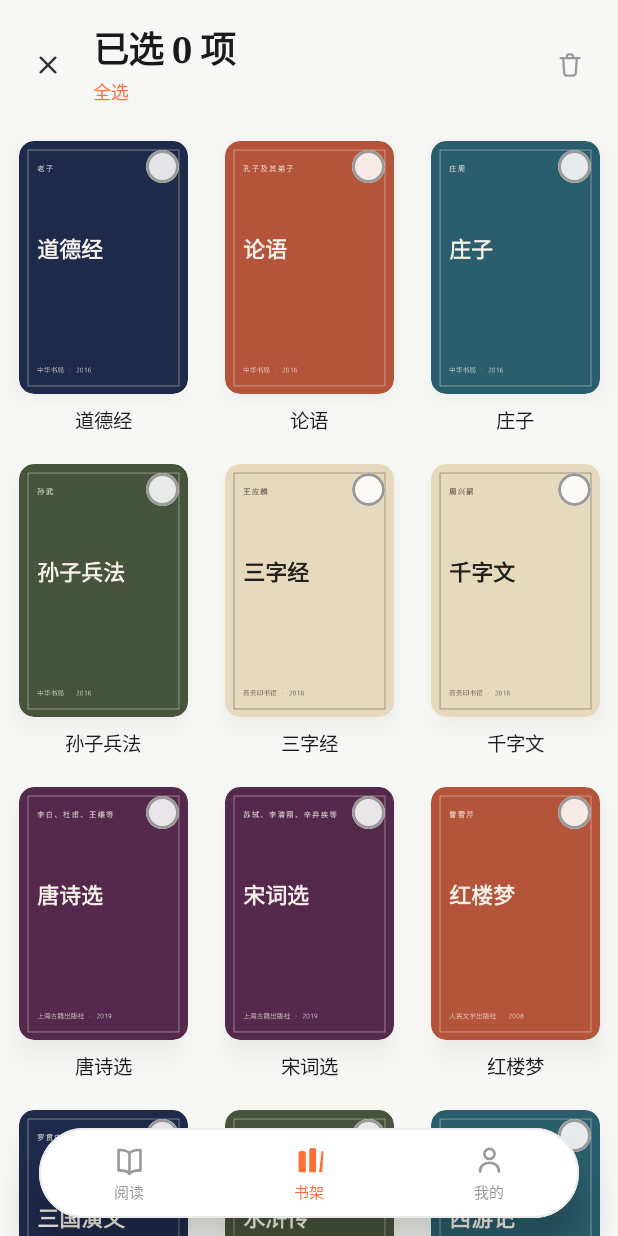
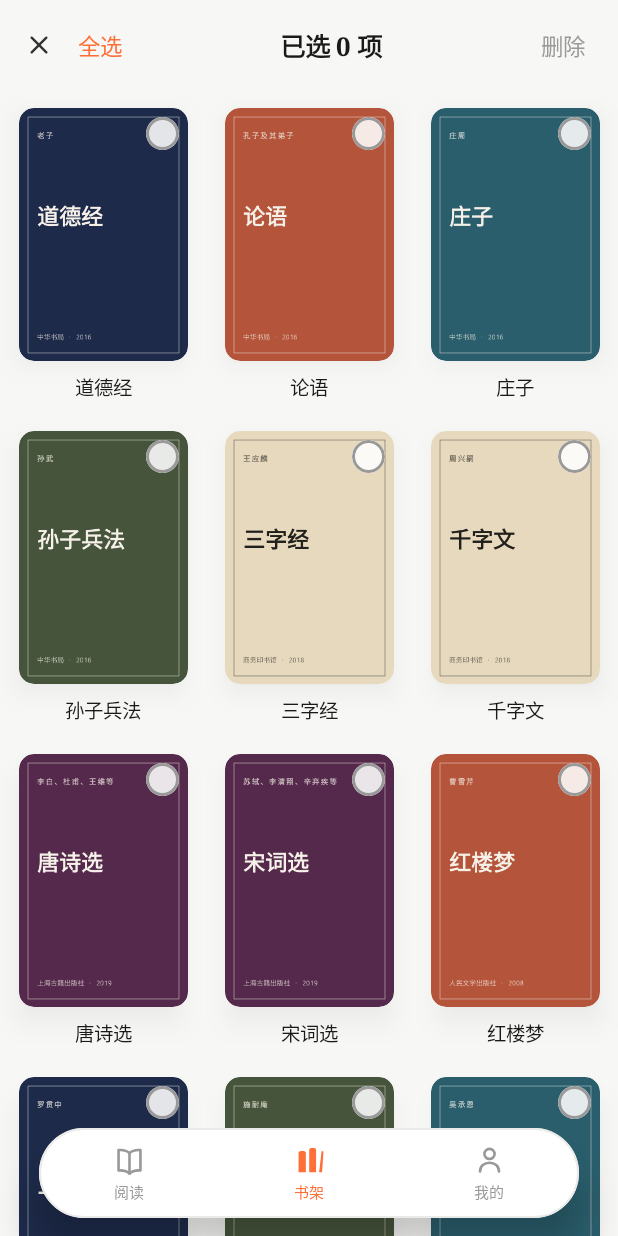
Before and after one commit to wangtongxue1/paperlight, an Android app built with Jetpack Compose: the screen it shows after launch (MainActivity), after a tap on "选择", on a phone screen of 412 x 824 dp. Run offline under Robolectric (Android 15) with nearby library versions, the phone set to English and light mode, and no system bars; pictures from the network do not load.

Commit message:
书架对齐微信读书细节：排序行统一字号补齐推荐值/分类/字数三项（可横滑）；选择模式顶栏改为单行对齐（全选/已选X项/删除同线）；导入选择图标改圆圈线型

```diff
--- a/app/build.gradle.kts
+++ b/app/build.gradle.kts
@@ -14,8 +14,8 @@ android {
         applicationId = "com.zhijian.reading"
         minSdk = 26
         targetSdk = 35
-        versionCode = 11
-        versionName = "1.5.3"
+        versionCode = 12
+        versionName = "1.5.4"
         vectorDrawables { useSupportLibrary = true }
     }
 
--- a/app/src/main/java/com/zhijian/reading/ui/L10n.kt
+++ b/app/src/main/java/com/zhijian/reading/ui/L10n.kt
@@ -52,7 +52,10 @@ interface AppStrings {
     val shelfSortDefault: String
     val shelfSortUpdated: String
     val shelfSortProgress: String
+    val shelfSortRating: String
     val shelfSortTitle: String
+    val shelfSortCategory: String
+    val shelfSortWords: String
 
     // ---- reading now ----
     val continueReading: String
@@ -78,6 +81,7 @@ interface AppStrings {
     val deselectAll: String
     fun deleteBooksTitle(n: Int): String
     val deleteBooksBody: String
+    val deleteAction: String
     val accept: String
     val read: String
     val formats: String
@@ -272,7 +276,10 @@ object StringsZh : AppStrings {
     override val shelfSortDefault = "默认"
     override val shelfSortUpdated = "更新"
     override val shelfSortProgress = "进度"
+    override val shelfSortRating = "推荐值"
     override val shelfSortTitle = "书名"
+    override val shelfSortCategory = "分类"
+    override val shelfSortWords = "字数"
 
     override val continueReading = "继续阅读"
     override val recentlyAdded = "最近添加"
@@ -295,6 +302,7 @@ object StringsZh : AppStrings {
     override val deselectAll = "取消全选"
     override fun deleteBooksTitle(n: Int) = "删除 $n 本书？"
     override val deleteBooksBody = "所选书籍的记录与文件会一并删除，此操作无法撤销。"
+    override val deleteAction = "删除"
     override val accept = "确定"
     override val read = "开始阅读"
     override val formats = "文件"
@@ -485,7 +493,10 @@ object StringsEn : AppStrings {
     override val shelfSortDefault = "Default"
     override val shelfSortUpdated = "Recent"
     override val shelfSortProgress = "Progress"
+    override val shelfSortRating = "Rating"
     override val shelfSortTitle = "Title"
+    override val shelfSortCategory = "Category"
+    override val shelfSortWords = "Length"
 
     override val continueReading = "Continue Reading"
     override val recentlyAdded = "Recently Added"
@@ -508,6 +519,7 @@ object StringsEn : AppStrings {
     override val deselectAll = "Deselect All"
     override fun deleteBooksTitle(n: Int) = if (n == 1) "Delete 1 book?" else "Delete $n books?"
     override val deleteBooksBody = "The selected books and their files are deleted. This cannot be undone."
+    override val deleteAction = "Delete"
     override val accept = "Accept"
     override val read = "Read"
     override val formats = "Formats"
--- a/app/src/main/java/com/zhijian/reading/ui/screens/LibraryScreen.kt
+++ b/app/src/main/java/com/zhijian/reading/ui/screens/LibraryScreen.kt
@@ -2,6 +2,8 @@ package com.zhijian.reading.ui.screens
 
 import androidx.compose.foundation.background
 import androidx.compose.foundation.clickable
+import androidx.compose.foundation.horizontalScroll
+import androidx.compose.foundation.rememberScrollState
 import androidx.compose.foundation.layout.Arrangement
 import androidx.compose.foundation.layout.Box
 import androidx.compose.foundation.layout.Column
@@ -30,6 +32,7 @@ import androidx.compose.ui.Alignment
 import androidx.compose.ui.Modifier
 import androidx.compose.ui.draw.clip
 import androidx.compose.ui.graphics.SolidColor
+import androidx.compose.ui.text.font.FontWeight
 import androidx.compose.ui.text.style.TextOverflow
 import androidx.compose.ui.unit.dp
 import androidx.compose.ui.unit.sp
@@ -87,17 +90,30 @@ fun LibraryScreen(
     val allShownSelected = shown.isNotEmpty() && selectedIds.containsAll(shown.map { it.id })
 
     // The sort tabs reorder locally: 默认 follows the library order, 更新 is
-    // newest import first, 进度 puts books in progress on top, 书名 uses the
-    // Chinese collation.
+    // newest import first, 进度 puts books in progress on top, 推荐值 ranks by
+    // rating, 书名 uses the Chinese collation, 分类 groups by the first tag,
+    // 字数 puts the longest books first.
     var sortTab by remember { mutableIntStateOf(0) }
     val sorted = remember(shown, sortTab, vm.progress) {
         when (sortTab) {
             1 -> shown.sortedByDescending { it.timestamp }
             2 -> shown.sortedByDescending { vm.progress[it.id] ?: 0f }
-            3 -> {
+            3 -> shown.sortedWith(
+                compareByDescending<Book> { it.rating }
+                    .thenBy(Collator.getInstance(Locale.CHINA)) { it.title },
+            )
+            4 -> {
                 val collator = Collator.getInstance(Locale.CHINA)
                 shown.sortedWith(compareBy(collator) { it.title })
             }
+            5 -> {
+                val collator = Collator.getInstance(Locale.CHINA)
+                shown.sortedWith(
+                    compareBy<Book> { it.tags.firstOrNull() ?: "" }
+                        .thenBy(collator) { it.title },
+                )
+            }
+            6 -> shown.sortedByDescending { it.size }
             else -> shown
         }
     }
@@ -108,12 +124,12 @@ fun LibraryScreen(
             .background(pal.bgApp),
     ) {
         if (selecting) {
-            // Selection mode replaces the header: exit, count, select all,
-            // and the delete action.
+            // Selection mode replaces the header, one aligned row: exit,
+            // 全选 on the left, the count centered, 删除 on the right.
             Row(
                 Modifier
                     .fillMaxWidth()
-                    .padding(start = 12.dp, end = 12.dp, top = 14.dp, bottom = 6.dp),
+                    .padding(start = 6.dp, end = 16.dp, top = 10.dp, bottom = 6.dp),
                 verticalAlignment = Alignment.CenterVertically,
             ) {
                 Box(
@@ -133,41 +149,35 @@ fun LibraryScreen(
                         modifier = Modifier.size(21.dp),
                     )
                 }
-                Spacer(Modifier.width(10.dp))
-                Column(Modifier.weight(1f)) {
-                    Text(
-                        text = strings.selectedCount(selectedIds.size),
-                        style = Type.display.copy(fontSize = 24.sp),
-                        color = pal.text,
-                        maxLines = 1,
-                        overflow = TextOverflow.Ellipsis,
-                    )
                 Text(
                     text = if (allShownSelected) strings.deselectAll else strings.selectAll,
-                        style = Type.small,
+                    style = Type.body,
                     color = pal.accent,
                     modifier = Modifier
                         .clip(RoundedCornerShape(Radius.md.dp))
                         .clickable {
                             selectedIds = if (allShownSelected) emptySet() else shown.map { it.id }.toSet()
                         }
-                            .padding(vertical = 2.dp),
+                        .padding(horizontal = 6.dp, vertical = 8.dp),
                 )
-                }
-                Box(
-                    Modifier
-                        .size(40.dp)
+                Spacer(Modifier.weight(1f))
+                Text(
+                    text = strings.selectedCount(selectedIds.size),
+                    style = Type.title.copy(fontSize = 17.sp),
+                    color = pal.text,
+                    maxLines = 1,
+                    overflow = TextOverflow.Ellipsis,
+                )
+                Spacer(Modifier.weight(1f))
+                Text(
+                    text = strings.deleteAction,
+                    style = Type.body,
+                    color = if (selectedIds.isEmpty()) pal.iconMuted else pal.danger,
+                    modifier = Modifier
                         .clip(RoundedCornerShape(Radius.md.dp))
-                        .clickable(enabled = selectedIds.isNotEmpty()) { confirmDelete = true },
-                    contentAlignment = Alignment.Center,
-                ) {
-                    Icon(
-                        androidx.compose.ui.res.painterResource(com.zhijian.reading.R.drawable.ic_r_delete),
-                        null,
-                        tint = if (selectedIds.isEmpty()) pal.iconMuted else pal.danger,
-                        modifier = Modifier.size(20.dp),
+                        .clickable(enabled = selectedIds.isNotEmpty()) { confirmDelete = true }
+                        .padding(horizontal = 6.dp, vertical = 8.dp),
                 )
-                }
             }
         } else {
             // Search pill, always visible, 微信读书 style.
@@ -232,37 +242,46 @@ fun LibraryScreen(
                     )
                 }
                 ShelfAction(
-                    iconRes = com.zhijian.reading.R.drawable.ic_a_add,
+                    iconRes = com.zhijian.reading.R.drawable.ic_a_add_circle,
                     label = strings.shelfImport,
                     onClick = onImport,
                 )
                 Spacer(Modifier.width(18.dp))
                 ShelfAction(
-                    iconRes = com.zhijian.reading.R.drawable.ic_r_check,
+                    iconRes = com.zhijian.reading.R.drawable.ic_a_check_circle,
                     label = strings.shelfSelect,
                     onClick = { selecting = true },
                 )
             }
 
-            // Sort tabs: 默认 / 更新 / 进度 / 书名.
+            // Sort tabs, the 微信读书 way: one size for every word, the
+            // active one in the accent, evenly spaced on a scrollable line:
+            // 默认 / 更新 / 进度 / 推荐值 / 书名 / 分类 / 字数.
             Row(
                 Modifier
                     .fillMaxWidth()
+                    .horizontalScroll(rememberScrollState())
                     .padding(horizontal = 20.dp, vertical = 4.dp),
-                horizontalArrangement = Arrangement.spacedBy(22.dp),
+                verticalAlignment = Alignment.CenterVertically,
+                horizontalArrangement = Arrangement.spacedBy(24.dp),
             ) {
                 val tabs = listOf(
                     strings.shelfSortDefault,
                     strings.shelfSortUpdated,
                     strings.shelfSortProgress,
+                    strings.shelfSortRating,
                     strings.shelfSortTitle,
+                    strings.shelfSortCategory,
+                    strings.shelfSortWords,
                 )
                 tabs.forEachIndexed { i, label ->
                     val active = i == sortTab
                     Text(
                         text = label,
-                        style = if (active) Type.title else Type.body,
-                        color = if (active) pal.text else pal.textTertiary,
+                        style = Type.body.copy(
+                            fontWeight = if (active) FontWeight.SemiBold else FontWeight.Normal,
+                        ),
+                        color = if (active) pal.accent else pal.textSecondary,
                         modifier = Modifier
                             .clip(RoundedCornerShape(Radius.sm.dp))
                             .clickable { sortTab = i }
--- a/app/src/main/java/com/zhijian/reading/ui/screens/MineScreen.kt
+++ b/app/src/main/java/com/zhijian/reading/ui/screens/MineScreen.kt
@@ -217,7 +217,7 @@ fun MineScreen(
             Column(Modifier.padding(horizontal = 20.dp)) {
                 Overline(strings.about)
                 Spacer(Modifier.height(10.dp))
-                InfoLine(strings.appName, strings.version + " 1.5.3")
+                InfoLine(strings.appName, strings.version + " 1.5.4")
                 Spacer(Modifier.height(8.dp))
                 Text(strings.aboutBody, style = Type.small, color = pal.textSecondary)
             }
--- /dev/null
+++ b/app/src/main/res/drawable/ic_a_add_circle.xml
@@ -0,0 +1,6 @@
+<vector xmlns:android="http://schemas.android.com/apk/res/android"
+    android:width="24dp" android:height="24dp"
+    android:viewportWidth="24" android:viewportHeight="24">
+  <path android:pathData="M12,3.2 A8.8,8.8 0 1 0 12,20.8 A8.8,8.8 0 1 0 12,3.2 Z" android:strokeColor="#FF000000" android:strokeWidth="1.6" android:strokeLineCap="round"/>
+  <path android:pathData="M12,8.2 L12,15.8 M8.2,12 L15.8,12" android:strokeColor="#FF000000" android:strokeWidth="1.6" android:strokeLineCap="round"/>
+</vector>
--- /dev/null
+++ b/app/src/main/res/drawable/ic_a_check_circle.xml
@@ -0,0 +1,6 @@
+<vector xmlns:android="http://schemas.android.com/apk/res/android"
+    android:width="24dp" android:height="24dp"
+    android:viewportWidth="24" android:viewportHeight="24">
+  <path android:pathData="M12,3.2 A8.8,8.8 0 1 0 12,20.8 A8.8,8.8 0 1 0 12,3.2 Z" android:strokeColor="#FF000000" android:strokeWidth="1.6" android:strokeLineCap="round"/>
+  <path android:pathData="M8.3,12.3 L11,15 L15.9,9.2" android:strokeColor="#FF000000" android:strokeWidth="1.6" android:strokeLineCap="round" android:strokeLineJoin="round"/>
+</vector>
```
Also changed, not shown: 1 other file. Lines whose indentation alone changed are shown as unchanged.
